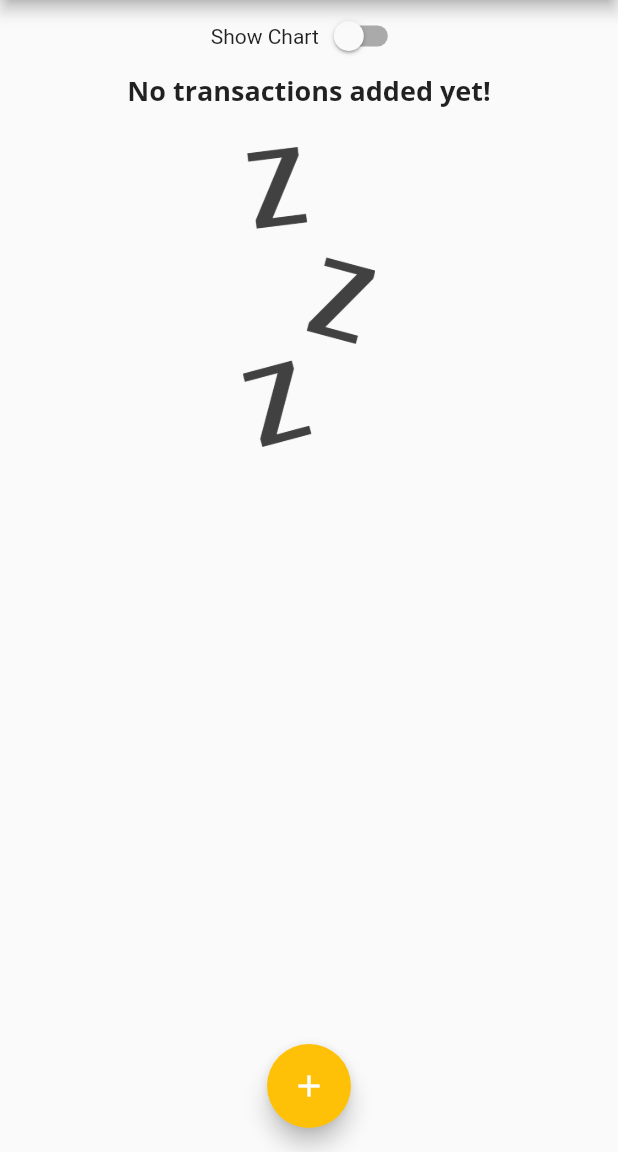
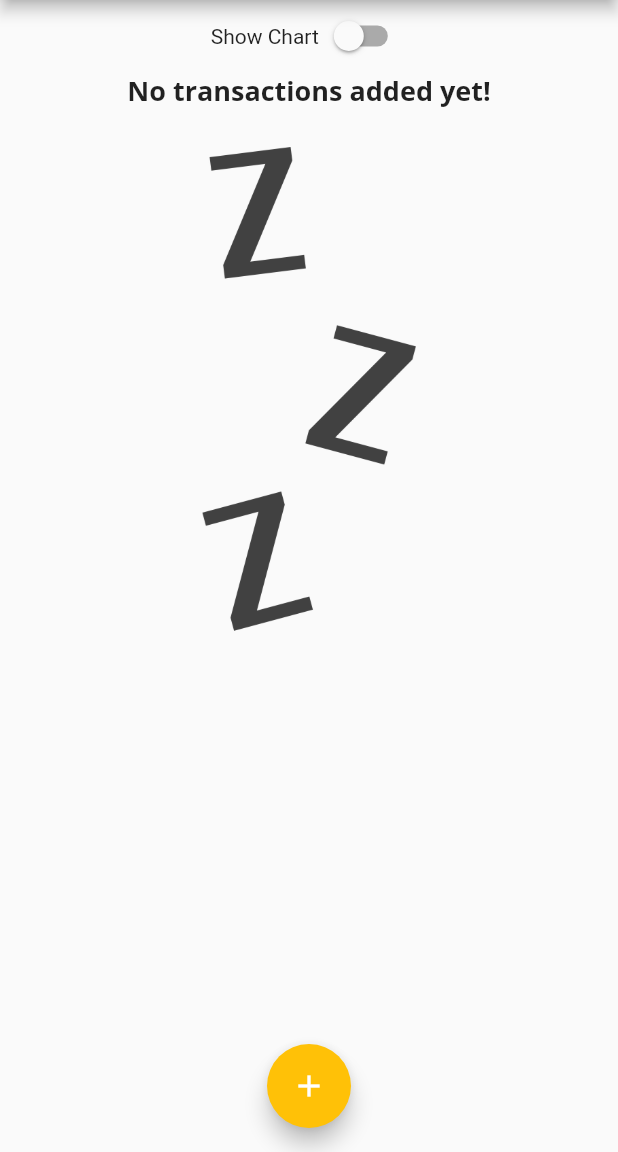
Before and after one commit to chloemk/expense_planner, a Flutter app: the screen it shows after launch, on a phone screen of 412 x 824 dp, the part 84-1236 px from its top. Run offline on Flutter 3.47's test engine with Material 2 defaults, Android fonts, the phone set to English and light mode, and no system bars.

Commit message:
feat: apply LayoutBuilder for dynamic height

```diff
--- a/lib/widgets/transaction_list.dart
+++ b/lib/widgets/transaction_list.dart
@@ -14,7 +14,9 @@ class TransactionList extends StatelessWidget {
   Widget build(BuildContext context) {
     return SizedBox(
       child: transactions.isEmpty
-          ? Column(
+          ? LayoutBuilder(
+              builder: (context, constraints) {
+                return Column(
                   children: <Widget>[
                     SizedBox(
                       height: 50,
@@ -24,10 +26,12 @@ class TransactionList extends StatelessWidget {
                       ),
                     ),
                     SizedBox(
-                    height: 200,
+                        height: constraints.maxHeight * 0.6,
                         child: Image.asset('assets/images/waiting.png',
                             fit: BoxFit.cover)),
                   ],
+                );
+              },
             )
           : ListView.builder(
               itemBuilder: (context, idx) {
```
Lines whose indentation alone changed are shown as unchanged.
